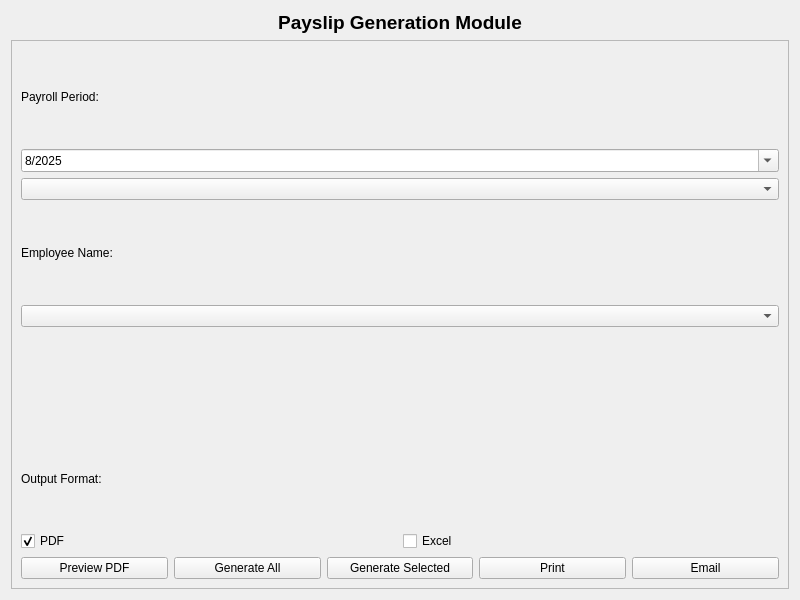
Before: the Qt Designer form UI/Dialogs/payslip_widget.ui in Justin-Kuchmy/JustPay_App, drawn with Qt 5.
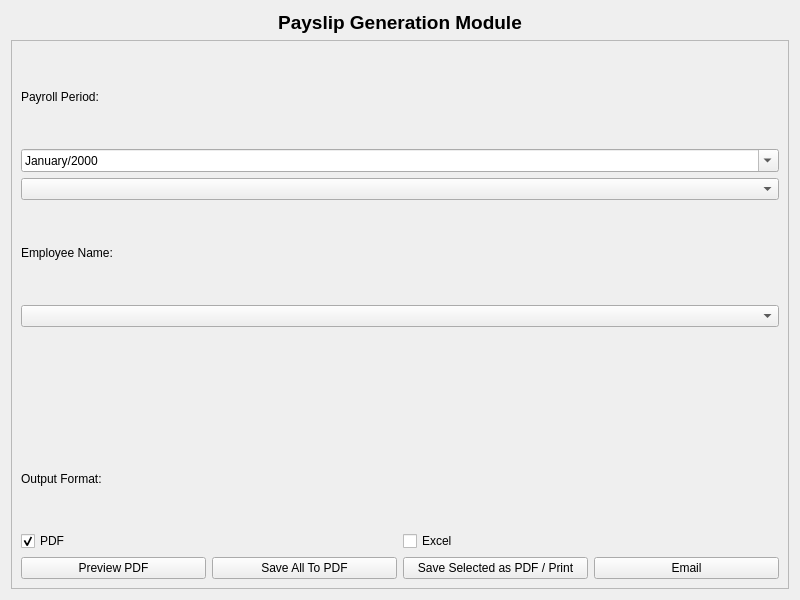
After: the same form once the commit is applied. Icons and pictures are not drawn.

The edit to the form file:
```diff
--- a/UI/Dialogs/payslip_widget.ui
+++ b/UI/Dialogs/payslip_widget.ui
@@ -51,21 +51,18 @@
        </item>
        <item>
         <widget class="QDateEdit" name="payrollDateEdit">
-         <property name="dateTime">
-          <datetime>
+         <property name="time">
+          <time>
            <hour>8</hour>
            <minute>0</minute>
            <second>0</second>
-           <year>2025</year>
-           <month>8</month>
-           <day>1</day>
-          </datetime>
+          </time>
          </property>
          <property name="currentSection">
           <enum>QDateTimeEdit::MonthSection</enum>
          </property>
          <property name="displayFormat">
-          <string>M/yyyy</string>
+          <string>MMMM/yyyy</string>
          </property>
          <property name="calendarPopup">
           <bool>true</bool>
@@ -75,8 +72,8 @@
          </property>
          <property name="date">
           <date>
-           <year>2025</year>
-           <month>8</month>
+           <year>2000</year>
+           <month>1</month>
            <day>1</day>
           </date>
          </property>
@@ -151,21 +148,14 @@
          <item>
           <widget class="QPushButton" name="generateAllButton">
            <property name="text">
-            <string>Generate All</string>
+            <string>Save All To PDF</string>
            </property>
           </widget>
          </item>
          <item>
           <widget class="QPushButton" name="generateSelectedButton">
            <property name="text">
-            <string>Generate Selected</string>
-           </property>
-          </widget>
-         </item>
-         <item>
-          <widget class="QPushButton" name="printButton">
-           <property name="text">
-            <string>Print</string>
+            <string>Save Selected as PDF / Print</string>
            </property>
           </widget>
          </item>
```
Left out of the diff: 2 changed lines with no effect on the pictures.
